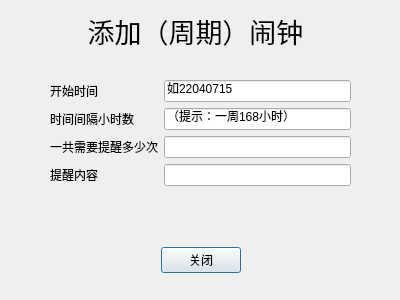
Before: the Qt Designer form addActivity.ui in archester-250/Course_Auxiliary_System_QT, drawn with Qt 5.
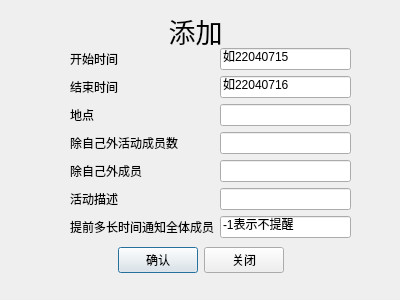
After: the same form once the commit is applied.

Commit message: 课外（不支持集体活动）

Diff of the .ui file:
```diff
--- a/addActivity.ui
+++ b/addActivity.ui
@@ -36,6 +36,13 @@
       </property>
      </spacer>
     </item>
+    <item>
+     <widget class="QPushButton" name="pushButton_2">
+      <property name="text">
+       <string>确认</string>
+      </property>
+     </widget>
+    </item>
     <item>
      <widget class="QPushButton" name="pushButton">
       <property name="text">
@@ -73,7 +80,7 @@
     </font>
    </property>
    <property name="text">
-    <string>添加（周期）闹钟</string>
+    <string>添加</string>
    </property>
    <property name="alignment">
     <set>Qt::AlignCenter</set>
@@ -82,10 +89,10 @@
   <widget class="QWidget" name="formLayoutWidget">
    <property name="geometry">
     <rect>
-     <x>50</x>
-     <y>80</y>
-     <width>301</width>
-     <height>131</height>
+     <x>70</x>
+     <y>48</y>
+     <width>281</width>
+     <height>206</height>
     </rect>
    </property>
    <layout class="QFormLayout" name="formLayout">
@@ -112,21 +119,21 @@
     <item row="1" column="0">
      <widget class="QLabel" name="label_3">
       <property name="text">
-       <string>时间间隔小时数</string>
+       <string>结束时间</string>
       </property>
      </widget>
     </item>
     <item row="1" column="1">
      <widget class="QLineEdit" name="lineEdit_2">
       <property name="text">
-       <string>（提示：一周168小时）</string>
+       <string>如22040716</string>
       </property>
      </widget>
     </item>
     <item row="2" column="0">
      <widget class="QLabel" name="label_4">
       <property name="text">
-       <string>一共需要提醒多少次</string>
+       <string>地点</string>
       </property>
      </widget>
     </item>
@@ -136,12 +143,46 @@
     <item row="3" column="0">
      <widget class="QLabel" name="label_5">
       <property name="text">
-       <string>提醒内容</string>
+       <string>除自己外活动成员数</string>
       </property>
      </widget>
     </item>
     <item row="3" column="1">
-     <widget class="QLineEdit" name="lineEdit_4"/>
+     <widget class="QLineEdit" name="memberCnt"/>
+    </item>
+    <item row="4" column="0">
+     <widget class="QLabel" name="test2">
+      <property name="text">
+       <string>除自己外成员</string>
+      </property>
+     </widget>
+    </item>
+    <item row="4" column="1">
+     <widget class="QLineEdit" name="member"/>
+    </item>
+    <item row="5" column="0">
+     <widget class="QLabel" name="tests">
+      <property name="text">
+       <string>活动描述</string>
+      </property>
+     </widget>
+    </item>
+    <item row="5" column="1">
+     <widget class="QLineEdit" name="description"/>
+    </item>
+    <item row="6" column="1">
+     <widget class="QLineEdit" name="Clock">
+      <property name="text">
+       <string>-1表示不提醒</string>
+      </property>
+     </widget>
+    </item>
+    <item row="6" column="0">
+     <widget class="QLabel" name="test1">
+      <property name="text">
+       <string>提前多长时间通知全体成员</string>
+      </property>
+     </widget>
     </item>
    </layout>
   </widget>
```
Left out of the diff: 20 changed lines with no effect on the pictures. The commit also changes 19 other files.
